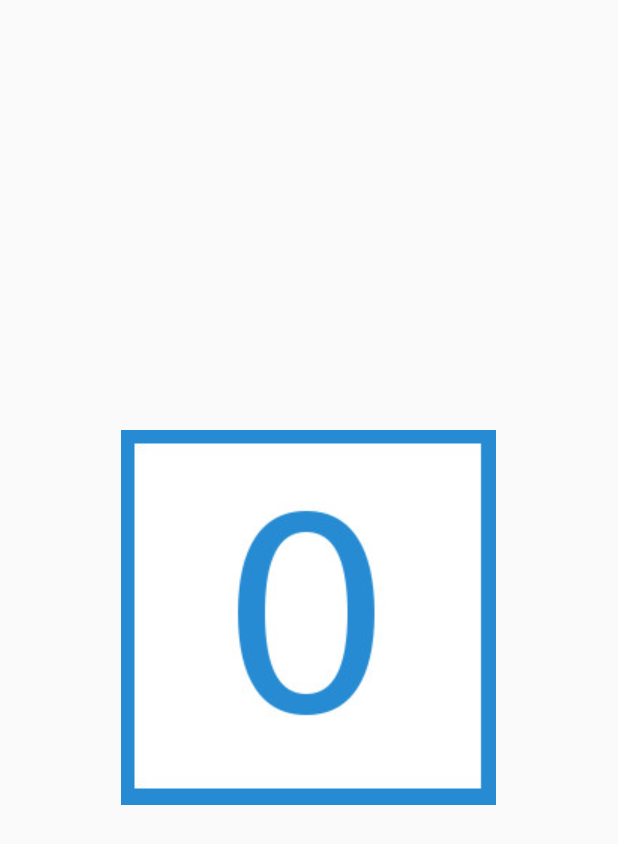
After one commit to hunterdquant/SimpleScrumPokerCards, an Android app: the fragment CardFragment placed in its activity, on a phone screen of 412 x 824 dp. The commit adds this screen. Shown: the top 844 px of the screen. Run offline under Robolectric (Android 15) with nearby library versions, the phone set to English and light mode, and no system bars; 1 statement that could not run was skipped.

Commit message:
Added another fragment to display the card when selected

```diff
--- a/app/src/main/AndroidManifest.xml
+++ b/app/src/main/AndroidManifest.xml
@@ -7,8 +7,9 @@
         android:icon="@mipmap/ic_launcher"
         android:label="@string/app_name"
         android:supportsRtl="true"
-        android:theme="@style/AppTheme" >
-        <activity android:name=".activities.SSPKActivity" >
+        android:theme="@style/AppTheme">
+        <activity android:name=".activities.SSPKActivity"
+            android:screenOrientation="portrait">
             <intent-filter>
                 <action android:name="android.intent.action.MAIN" />
 
--- a/app/src/main/java/com/hunterquant/simplescrumpokercards/activities/SSPKActivity.java
+++ b/app/src/main/java/com/hunterquant/simplescrumpokercards/activities/SSPKActivity.java
@@ -5,6 +5,7 @@ import android.support.v4.app.FragmentManager;
 import android.support.v4.app.FragmentTransaction;
 import android.support.v7.app.AppCompatActivity;
 import android.util.Log;
+import android.view.WindowManager;
 
 import com.hunterquant.simplescrumpokercards.R;
 import com.hunterquant.simplescrumpokercards.fragments.CardGridFragment;
@@ -14,6 +15,8 @@ public class SSPKActivity extends AppCompatActivity {
     @Override
     protected void onCreate(Bundle savedInstanceState) {
         super.onCreate(savedInstanceState);
+        getSupportActionBar().hide();
+        getWindow().addFlags(WindowManager.LayoutParams.FLAG_KEEP_SCREEN_ON);
         setContentView(R.layout.activity_sspk);
         Log.d("HERE", "Calling grid frag");
         CardGridFragment cgf = new CardGridFragment();
--- /dev/null
+++ b/app/src/main/java/com/hunterquant/simplescrumpokercards/fragments/CardFragment.java
@@ -0,0 +1,28 @@
+package com.hunterquant.simplescrumpokercards.fragments;
+
+import android.os.Bundle;
+import android.support.v4.app.Fragment;
+import android.view.LayoutInflater;
+import android.view.View;
+import android.view.ViewGroup;
+import android.widget.ImageView;
+
+import com.hunterquant.simplescrumpokercards.R;
+import com.hunterquant.simplescrumpokercards.resources.CardResources;
+
+/**
+ * Created by hunter on 5/22/16.
+ */
+public class CardFragment extends Fragment {
+
+    private static final String POSITION_KEY = "position";
+
+    @Override
+    public View onCreateView(LayoutInflater inflater, ViewGroup container, Bundle savedInstanceState) {
+        int position = getArguments().getInt(POSITION_KEY);
+        View root = inflater.inflate(R.layout.card_fragment, container, false);
+        ImageView imageView = (ImageView)root.findViewById(R.id.card);
+        imageView.setImageResource(CardResources.cardIds[position]);
+        return root;
+    }
+}
--- /dev/null
+++ b/app/src/main/res/layout/card_fragment.xml
@@ -0,0 +1,11 @@
+<?xml version="1.0" encoding="utf-8"?>
+<RelativeLayout xmlns:android="http://schemas.android.com/apk/res/android"
+    android:layout_width="match_parent" android:layout_height="match_parent">
+
+    <ImageView
+        android:layout_width="wrap_content"
+        android:layout_height="wrap_content"
+        android:id="@+id/card"
+        android:layout_centerVertical="true"
+        android:layout_centerHorizontal="true" />
+</RelativeLayout>
```
Also changed, not shown: app/src/main/java/com/hunterquant/simplescrumpokercards/adapters/CardAdapter.java (+4 -14 lines), app/src/main/java/com/hunterquant/simplescrumpokercards/fragments/BaseFragment.java (deleted, +0 -27 lines), app/src/main/java/com/hunterquant/simplescrumpokercards/fragments/CardGridFragment.java (+15 -2 lines), app/src/main/java/com/hunterquant/simplescrumpokercards/resources/CardResources.java (added, +19 -0 lines), app/src/main/res/layout/base_fragment.xml (deleted, +0 -15 lines).
